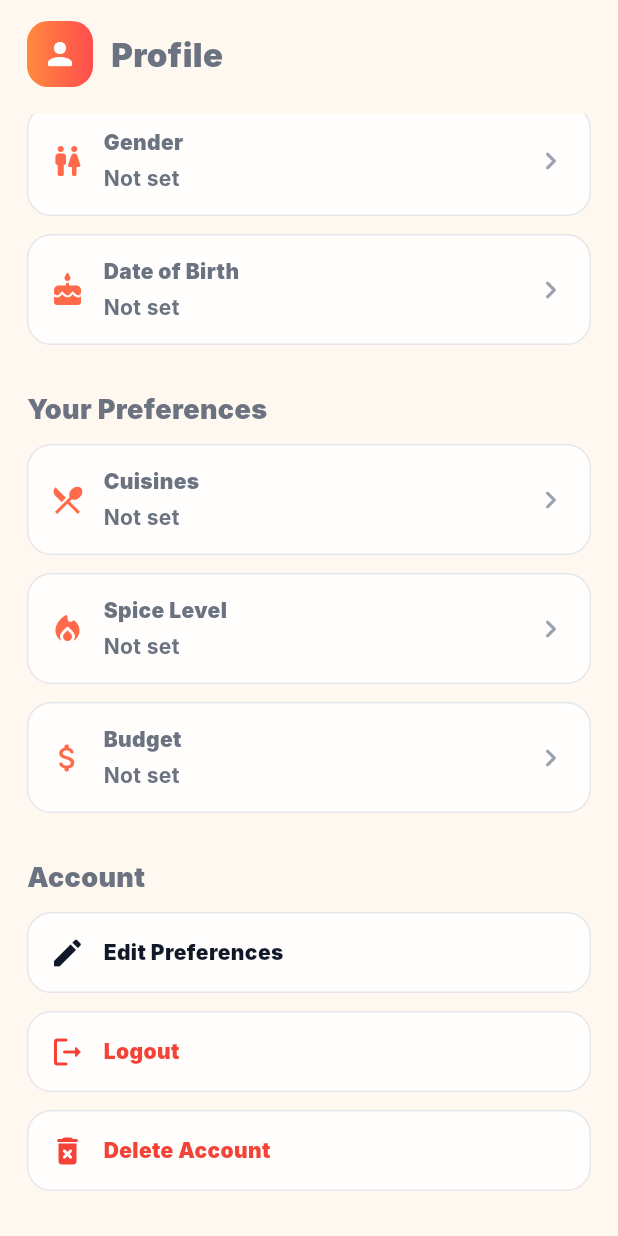
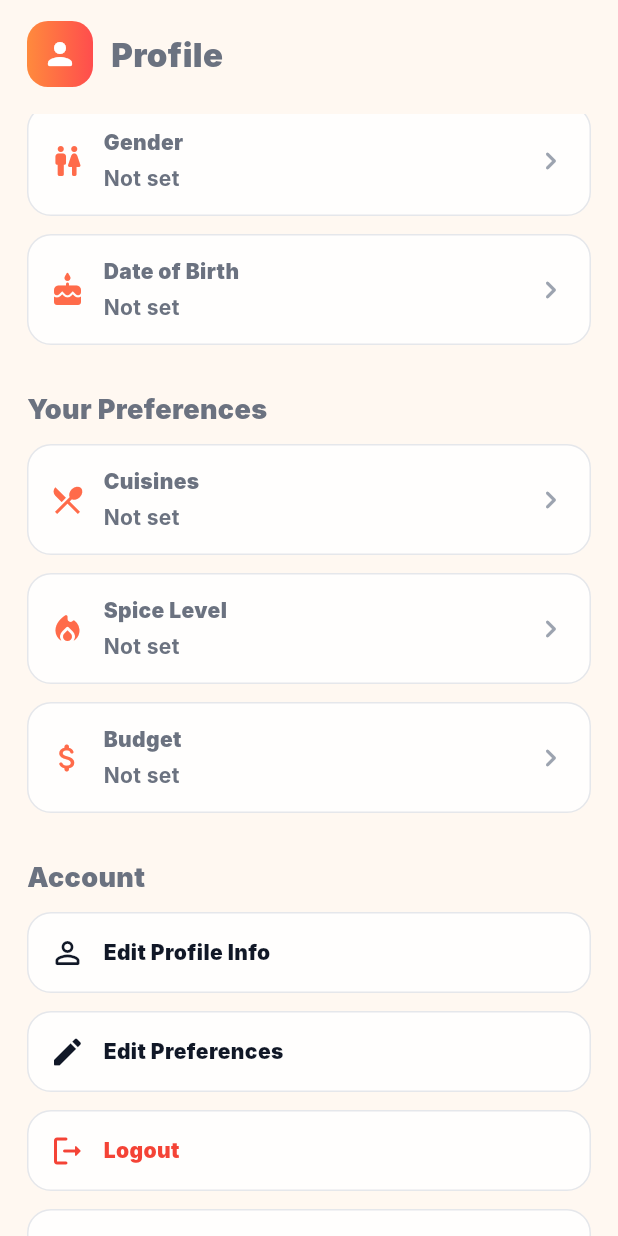
Before and after one commit to NUS-MTechSE-DMSS/swipe2eat-ui, a Flutter app: the ProfileScreen widget shown alone on an empty page, opened directly, scrolled down 160 dp, on a phone screen of 412 x 824 dp. Run offline on Flutter 3.47's test engine with Material 3 defaults, Android fonts, the light colour scheme and no system bars; our stand-ins replace shared_preferences; accounts and stored records are empty; network calls fail; Roboto replaces fonts that are missing (Inter).

Commit message:
Auto-commit: profile_screen.dart

```diff
--- a/lib/features/profile/profile_screen.dart
+++ b/lib/features/profile/profile_screen.dart
@@ -333,6 +333,11 @@ class _ProfileScreenState extends State<ProfileScreen> {
                   ),
                   const SizedBox(height: 10),
 
+                  _ActionTile(
+                    icon: Icons.person_outline_rounded,
+                    title: "Edit Profile Info",
+                    onTap: () => _showEditProfileDialog(context),
+                  ),
                   _ActionTile(
                     icon: Icons.edit_rounded,
                     title: "Edit Preferences",
```
